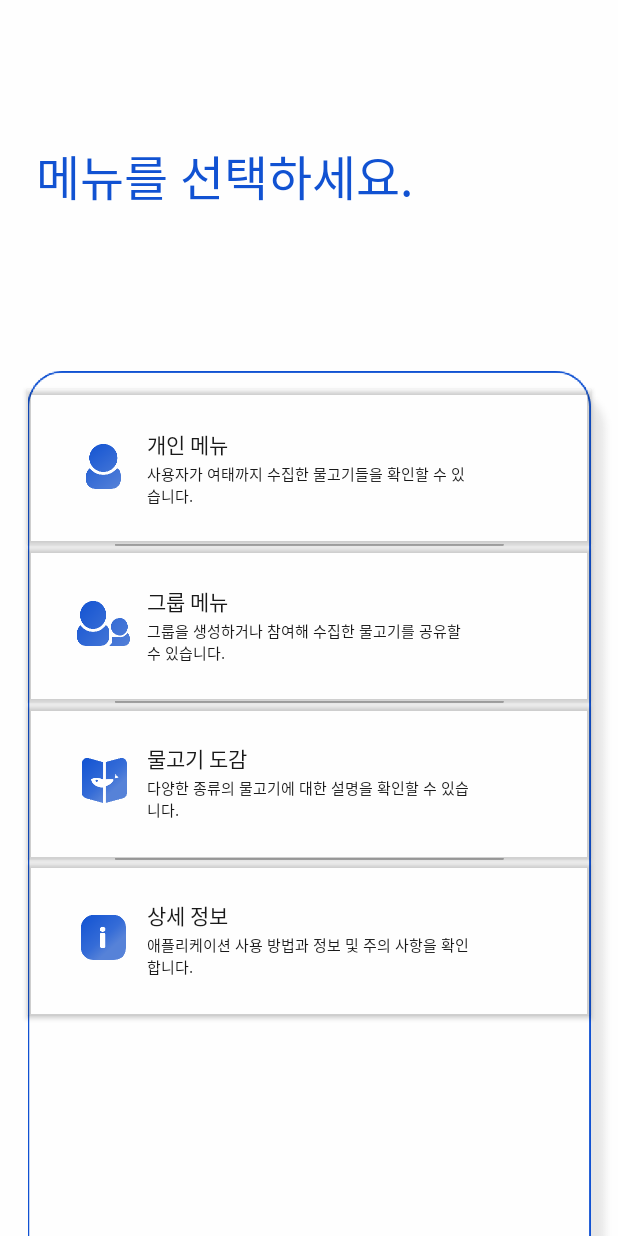
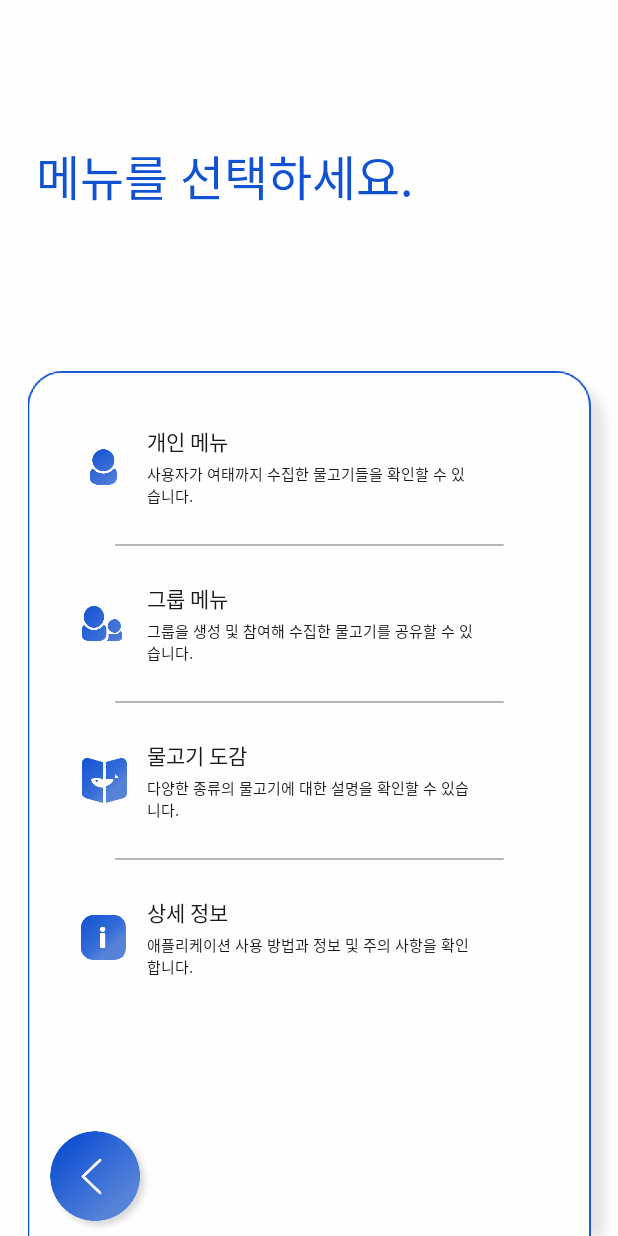
Before and after one commit to ThinkingDobby/FishTracker, an Android app: the MenuActivity screen opened directly, with no data from a screen before it, on a phone screen of 412 x 824 dp. Run offline under Robolectric (Android 15) with nearby library versions, the light colour scheme and no system bars.

Commit message:
MenuActivity 디자인 임시 적용 완료

```diff
--- a/app/src/main/java/com/example/thinkingdobby/fishtracker/MenuActivity.kt
+++ b/app/src/main/java/com/example/thinkingdobby/fishtracker/MenuActivity.kt
@@ -3,6 +3,7 @@ package com.example.thinkingdobby.fishtracker
 import android.support.v7.app.AppCompatActivity
 import android.os.Bundle
 import android.view.View
+import kotlinx.android.synthetic.main.activity_menu.*
 
 class MenuActivity : AppCompatActivity() {
 
@@ -11,5 +12,9 @@ class MenuActivity : AppCompatActivity() {
         setContentView(R.layout.activity_menu)
 
         window.decorView.systemUiVisibility = View.SYSTEM_UI_FLAG_LIGHT_STATUS_BAR
+
+        menu_btn_back.setOnClickListener {
+            finish()
+        }
     }
 }
--- a/app/src/main/res/layout/activity_menu.xml
+++ b/app/src/main/res/layout/activity_menu.xml
@@ -25,7 +25,7 @@
         android:layout_width="0dp"
         android:layout_height="wrap_content"
         android:layout_marginStart="18dp"
-        android:layout_marginTop="20dp"
+        android:layout_marginTop="10dp"
         android:scaleType="fitEnd"
         android:src="@drawable/menu_shadow"
         android:adjustViewBounds="true"
@@ -52,7 +52,7 @@
         android:layout_width="0dp"
         android:layout_height="103dp"
         android:layout_marginTop="12dp"
-        android:elevation="0dp"
+        app:cardElevation="0dp"
         app:cardBackgroundColor="#00000000"
         app:layout_constraintTop_toTopOf="@id/menu_iv_card"
         app:layout_constraintStart_toStartOf="@id/menu_iv_card"
@@ -62,9 +62,9 @@
             android:layout_height="match_parent">
             <ImageView
                 android:id="@+id/menu_iv_icon1"
-                android:layout_width="23dp"
-                android:layout_height="30dp"
-                android:layout_marginStart="39dp"
+                android:layout_width="18dp"
+                android:layout_height="24dp"
+                android:layout_marginStart="42dp"
                 app:layout_constraintStart_toStartOf="parent"
                 app:layout_constraintTop_toTopOf="parent"
                 app:layout_constraintBottom_toBottomOf="parent"
@@ -80,14 +80,17 @@
                 app:layout_constraintStart_toStartOf="parent">
                 <TextView
                     android:layout_width="223dp"
-                    android:layout_height="23dp"
+                    android:layout_height="wrap_content"
+                    android:includeFontPadding="false"
                     android:text="개인 메뉴"
+                    android:layout_marginBottom="4dp"
                     android:fontFamily="@font/noto_bold"
                     android:textColor="@color/colorDark"
                     android:textSize="14sp"/>
                 <TextView
                     android:layout_width="220dp"
-                    android:layout_height="28dp"
+                    android:layout_height="wrap_content"
+                    android:includeFontPadding="false"
                     android:text="사용자가 여태까지 수집한 물고기들을 확인할 수 있습니다."
                     android:fontFamily="@font/noto_regular"
                     android:textColor="@color/colorDark"
@@ -109,7 +112,7 @@
         android:id="@+id/menu_cv_2"
         android:layout_width="0dp"
         android:layout_height="103dp"
-        android:elevation="0dp"
+        app:cardElevation="0dp"
         app:cardBackgroundColor="#00000000"
         app:layout_constraintTop_toBottomOf="@id/menu_iv_line1"
         app:layout_constraintStart_toStartOf="@id/menu_iv_card"
@@ -119,9 +122,9 @@
             android:layout_height="match_parent">
             <ImageView
                 android:id="@+id/menu_iv_icon2"
-                android:layout_width="35dp"
-                android:layout_height="30dp"
-                android:layout_marginStart="33dp"
+                android:layout_width="28dp"
+                android:layout_height="23dp"
+                android:layout_marginStart="36dp"
                 app:layout_constraintStart_toStartOf="parent"
                 app:layout_constraintTop_toTopOf="parent"
                 app:layout_constraintBottom_toBottomOf="parent"
@@ -137,15 +140,18 @@
                 app:layout_constraintStart_toStartOf="parent">
                 <TextView
                     android:layout_width="223dp"
-                    android:layout_height="23dp"
+                    android:layout_height="wrap_content"
+                    android:includeFontPadding="false"
                     android:text="그룹 메뉴"
+                    android:layout_marginBottom="4dp"
                     android:fontFamily="@font/noto_bold"
                     android:textColor="@color/colorDark"
                     android:textSize="14sp"/>
                 <TextView
                     android:layout_width="220dp"
-                    android:layout_height="28dp"
-                    android:text="그룹을 생성하거나 참여해 수집한 물고기를 공유할 수 있습니다."
+                    android:layout_height="wrap_content"
+                    android:includeFontPadding="false"
+                    android:text="그룹을 생성 및 참여해 수집한 물고기를 공유할 수 있습니다."
                     android:fontFamily="@font/noto_regular"
                     android:textColor="@color/colorDark"
                     android:textSize="10sp"/>
@@ -166,7 +172,7 @@
         android:id="@+id/menu_cv_3"
         android:layout_width="0dp"
         android:layout_height="103dp"
-        android:elevation="0dp"
+        app:cardElevation="0dp"
         app:cardBackgroundColor="#00000000"
         app:layout_constraintTop_toBottomOf="@id/menu_iv_line2"
         app:layout_constraintStart_toStartOf="@id/menu_iv_card"
@@ -194,14 +200,17 @@
                 app:layout_constraintStart_toStartOf="parent">
                 <TextView
                     android:layout_width="223dp"
-                    android:layout_height="23dp"
+                    android:layout_height="wrap_content"
+                    android:includeFontPadding="false"
                     android:text="물고기 도감"
+                    android:layout_marginBottom="4dp"
                     android:fontFamily="@font/noto_bold"
                     android:textColor="@color/colorDark"
                     android:textSize="14sp"/>
                 <TextView
                     android:layout_width="220dp"
-                    android:layout_height="28dp"
+                    android:layout_height="wrap_content"
+                    android:includeFontPadding="false"
                     android:text="다양한 종류의 물고기에 대한 설명을 확인할 수 있습니다."
                     android:fontFamily="@font/noto_regular"
                     android:textColor="@color/colorDark"
@@ -223,7 +232,7 @@
         android:id="@+id/menu_cv_4"
         android:layout_width="0dp"
         android:layout_height="103dp"
-        android:elevation="0dp"
+        app:cardElevation="0dp"
         app:cardBackgroundColor="#00000000"
         app:layout_constraintTop_toBottomOf="@id/menu_iv_line3"
         app:layout_constraintStart_toStartOf="@id/menu_iv_card"
@@ -251,14 +260,17 @@
                 app:layout_constraintStart_toStartOf="parent">
                 <TextView
                     android:layout_width="223dp"
-                    android:layout_height="23dp"
+                    android:layout_height="wrap_content"
                     android:text="상세 정보"
+                    android:layout_marginBottom="4dp"
+                    android:includeFontPadding="false"
                     android:fontFamily="@font/noto_bold"
                     android:textColor="@color/colorDark"
                     android:textSize="14sp"/>
                 <TextView
                     android:layout_width="220dp"
-                    android:layout_height="28dp"
+                    android:layout_height="wrap_content"
+                    android:includeFontPadding="false"
                     android:text="애플리케이션 사용 방법과 정보 및 주의 사항을 확인합니다."
                     android:fontFamily="@font/noto_regular"
                     android:textColor="@color/colorDark"
@@ -266,4 +278,16 @@
             </LinearLayout>
         </android.support.constraint.ConstraintLayout>
     </android.support.v7.widget.CardView>
+
+    <ImageView
+        android:id="@+id/menu_btn_back"
+        android:layout_width="74dp"
+        android:layout_height="74dp"
+        android:src="@drawable/menu_back"
+        android:layout_marginStart="11dp"
+        android:scaleType="fitEnd"
+        android:adjustViewBounds="true"
+        app:layout_constraintBottom_toBottomOf="@id/menu_iv_card"
+        app:layout_constraintStart_toStartOf="@id/menu_iv_card"/>
+
 </android.support.constraint.ConstraintLayout>
```
